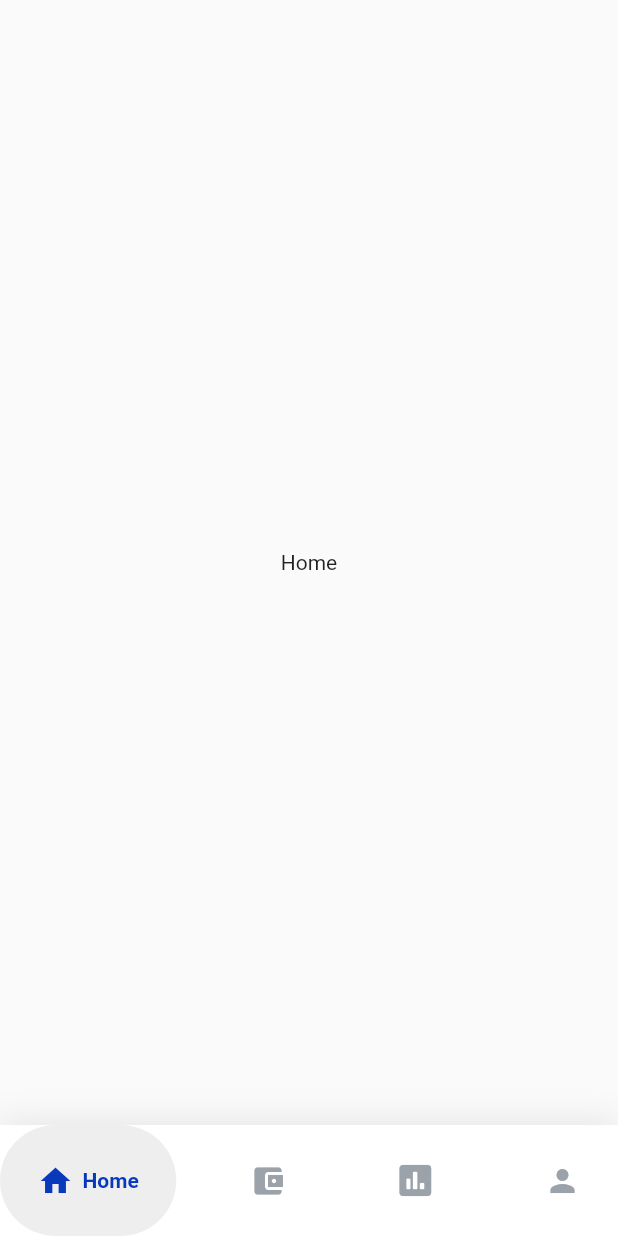
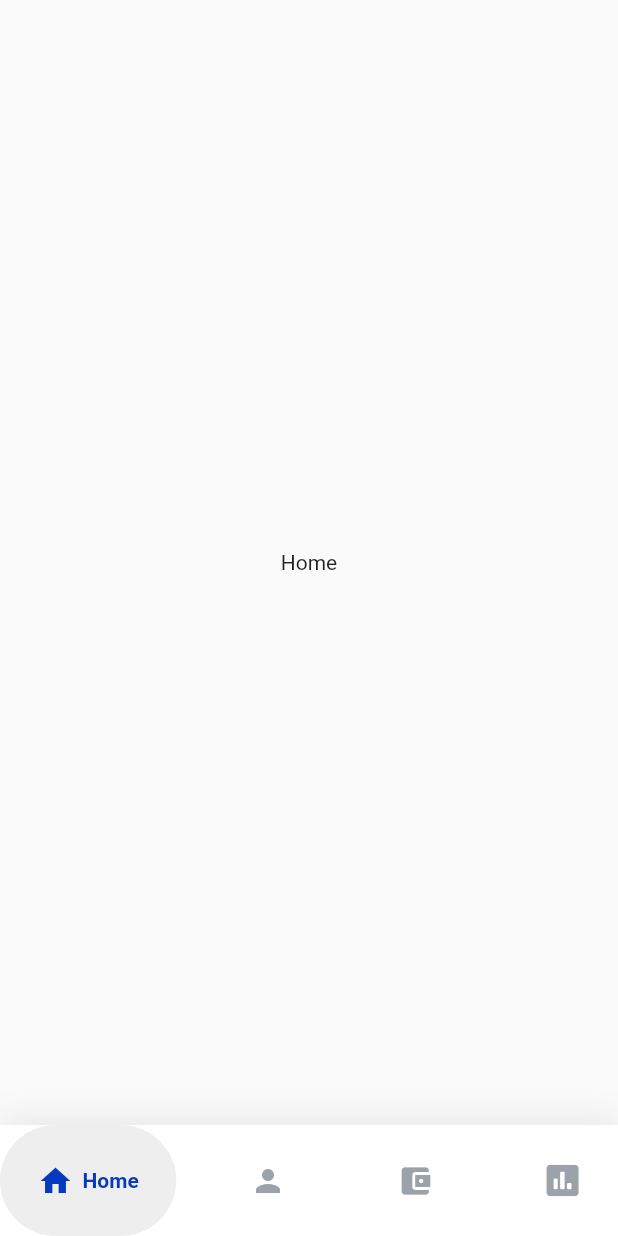
Before and after one commit to mdkamrulislam-web/finance_mobile_banking_app_ui, a Flutter app: the screen it shows after launch, after a tap on "Continue", on a phone screen of 412 x 824 dp. Run offline on Flutter 3.47's test engine with Material 2 defaults, Android fonts, the phone set to English and light mode, and no system bars; drawn by our look-alikes of google_nav_bar; our stand-ins replace dotted_border, font_awesome_flutter.

Commit message:
8th Commit - 24th October 2021

```diff
--- a/lib/customshapes/card.dart
+++ b/lib/customshapes/card.dart
@@ -14,15 +14,15 @@ class RPSCustomPainterCard extends CustomPainter {
     path_0.lineTo(size.width * 0.00009465663, size.height * 0.8797074);
     path_0.close();
 
-    Paint paint_0_fill = Paint()..style = PaintingStyle.fill;
-    paint_0_fill.shader = ui.Gradient.linear(
+    Paint paint0Fill = Paint()..style = PaintingStyle.fill;
+    paint0Fill.shader = ui.Gradient.linear(
         Offset(size.width * -11.82018, size.height * 0.7121588),
         Offset(size.width * 0.3073328, size.height * -14.45774), [
-      Color(0xffF49B4F).withOpacity(1.0),
-      Color(0xffF49C52).withOpacity(1.0),
-      Color(0xffEB9448).withOpacity(0.98),
-      Color(0xffE5863A).withOpacity(0.98),
-      Color(0xffD47128).withOpacity(1.0)
+      const Color(0xffF49B4F).withOpacity(1.0),
+      const Color(0xffF49C52).withOpacity(1.0),
+      const Color(0xffE5863A).withOpacity(0.98),
+      const Color(0xffEB9448).withOpacity(0.98),
+      const Color(0xffD47128).withOpacity(1.0)
     ], [
       0.1447,
       0.3382,
@@ -30,7 +30,7 @@ class RPSCustomPainterCard extends CustomPainter {
       0.7121,
       0.8754
     ]);
-    canvas.drawPath(path_0, paint_0_fill);
+    canvas.drawPath(path_0, paint0Fill);
 
     Path path_1 = Path();
     path_1.moveTo(size.width * 0.01746415, size.height * 0.9658591);
@@ -51,15 +51,15 @@ class RPSCustomPainterCard extends CustomPainter {
     path_1.lineTo(size.width * 0.01746415, size.height * 0.9658591);
     path_1.close();
 
-    Paint paint_1_fill = Paint()..style = PaintingStyle.fill;
-    paint_1_fill.shader = ui.Gradient.linear(
+    Paint paint1Fill = Paint()..style = PaintingStyle.fill;
+    paint1Fill.shader = ui.Gradient.linear(
         Offset(size.width * 0.01825879, size.height * 0.9672132),
         Offset(size.width * 0.01829381, size.height * 0.9671540), [
-      Color(0xffF49B4F).withOpacity(1.0),
-      Color(0xffF49C52).withOpacity(1.0),
-      Color(0xffEB9448).withOpacity(0.98),
-      Color(0xffE5863A).withOpacity(0.98),
-      Color(0xffD47128).withOpacity(1.0)
+      const Color(0xffF49B4F).withOpacity(1.0),
+      const Color(0xffF49C52).withOpacity(1.0),
+      const Color(0xffEB9448).withOpacity(0.98),
+      const Color(0xffE5863A).withOpacity(0.98),
+      const Color(0xffD47128).withOpacity(1.0)
     ], [
       0.1447,
       0.3382,
@@ -67,7 +67,7 @@ class RPSCustomPainterCard extends CustomPainter {
       0.7121,
       0.8754
     ]);
-    canvas.drawPath(path_1, paint_1_fill);
+    canvas.drawPath(path_1, paint1Fill);
 
     Path path_2 = Path();
     path_2.moveTo(size.width * 0.9372427, size.height * 0.0007595746);
@@ -91,19 +91,19 @@ class RPSCustomPainterCard extends CustomPainter {
         size.height * 0.0007595746);
     path_2.close();
 
-    Paint paint_2_fill = Paint()..style = PaintingStyle.fill;
-    paint_2_fill.shader = ui.Gradient.linear(
+    Paint paint2Fill = Paint()..style = PaintingStyle.fill;
+    paint2Fill.shader = ui.Gradient.linear(
         Offset(size.width * 0.5883333, size.height * 1.202829),
         Offset(size.width * 1.092246, size.height * 0.1882926), [
-      Color(0xffE37C26).withOpacity(1.0),
-      Color(0xffDB7727).withOpacity(1.0),
-      Color(0xffD47128).withOpacity(1.0)
+      const Color(0xffE37C26).withOpacity(1.0),
+      const Color(0xffDB7727).withOpacity(1.0),
+      const Color(0xffD47128).withOpacity(1.0)
     ], [
       0.2332,
       0.507,
       0.803
     ]);
-    canvas.drawPath(path_2, paint_2_fill);
+    canvas.drawPath(path_2, paint2Fill);
 
     Path path_3 = Path();
     path_3.moveTo(size.width * 0.4463297, size.height * 1.000280);
@@ -120,15 +120,15 @@ class RPSCustomPainterCard extends CustomPainter {
     path_3.lineTo(size.width * 0.4463297, size.height * 1.000280);
     path_3.close();
 
-    Paint paint_3_fill = Paint()..style = PaintingStyle.fill;
-    paint_3_fill.shader = ui.Gradient.linear(
+    Paint paint3Fill = Paint()..style = PaintingStyle.fill;
+    paint3Fill.shader = ui.Gradient.linear(
         Offset(size.width * 0.007554783, size.height * 0.9443116),
         Offset(size.width * 0.9076255, size.height * -0.5837531), [
-      Color(0xffF29A4D).withOpacity(1.0),
-      Color(0xffE28028).withOpacity(1.0),
-      Color(0xffD9782C).withOpacity(1.0),
-      Color(0xffC96528).withOpacity(0.98),
-      Color(0xffC96528).withOpacity(0.98)
+      const Color(0xffF29A4D).withOpacity(1.0),
+      const Color(0xffE28028).withOpacity(1.0),
+      const Color(0xffD9782C).withOpacity(1.0),
+      const Color(0xffC96528).withOpacity(0.98),
+      const Color(0xffC96528).withOpacity(0.98)
     ], [
       0.1598,
       0.3367,
@@ -136,17 +136,17 @@ class RPSCustomPainterCard extends CustomPainter {
       0.7,
       0.8688
     ]);
-    canvas.drawPath(path_3, paint_3_fill);
+    canvas.drawPath(path_3, paint3Fill);
 
-    Paint paint_4_fill = Paint()..style = PaintingStyle.fill;
-    paint_4_fill.color = Color(0xffF19C50).withOpacity(1.0);
+    Paint paint4Fill = Paint()..style = PaintingStyle.fill;
+    paint4Fill.color = const Color(0xffF19C50).withOpacity(1.0);
     canvas.drawCircle(Offset(size.width * 0.1572957, size.height * 0.1842568),
-        size.width * 0.03663212, paint_4_fill);
+        size.width * 0.03663212, paint4Fill);
 
-    Paint paint_5_fill = Paint()..style = PaintingStyle.fill;
-    paint_5_fill.color = Color(0xffFFFFFF).withOpacity(1.0);
+    Paint paint5Fill = Paint()..style = PaintingStyle.fill;
+    paint5Fill.color = const Color(0xffFFFFFF).withOpacity(1.0);
     canvas.drawCircle(Offset(size.width * 0.1099673, size.height * 0.1842568),
-        size.width * 0.03663212, paint_5_fill);
+        size.width * 0.03663212, paint5Fill);
 
     Path path_6 = Path();
     path_6.moveTo(size.width * 0.8032799, size.height * 1.000440);
@@ -169,14 +169,14 @@ class RPSCustomPainterCard extends CustomPainter {
     path_6.lineTo(size.width * 0.8032799, size.height * 1.000440);
     path_6.close();
 
-    Paint paint_6_fill = Paint()..style = PaintingStyle.fill;
-    paint_6_fill.color = Color(0xffBA5B27).withOpacity(1.0);
-    canvas.drawPath(path_6, paint_6_fill);
+    Paint paint6Fill = Paint()..style = PaintingStyle.fill;
+    paint6Fill.color = const Color(0xffBA5B27).withOpacity(1.0);
+    canvas.drawPath(path_6, paint6Fill);
 
-    Paint paint_7_fill = Paint()..style = PaintingStyle.fill;
-    paint_7_fill.color = Color(0xffCF7128).withOpacity(1.0);
+    Paint paint7Fill = Paint()..style = PaintingStyle.fill;
+    paint7Fill.color = const Color(0xffCF7128).withOpacity(1.0);
     canvas.drawCircle(Offset(size.width * 0.8709593, size.height * 0.8534021),
-        size.width * 0.04590847, paint_7_fill);
+        size.width * 0.04590847, paint7Fill);
 
     Path path_8 = Path();
     path_8.moveTo(size.width * 0.8558143, size.height * 0.8468458);
@@ -230,16 +230,16 @@ class RPSCustomPainterCard extends CustomPainter {
         size.height * 0.8468458);
     path_8.close();
 
-    Paint paint_8_fill = Paint()..style = PaintingStyle.fill;
-    paint_8_fill.color = Color(0xffECE7E7).withOpacity(1.0);
-    canvas.drawPath(path_8, paint_8_fill);
+    Paint paint8Fill = Paint()..style = PaintingStyle.fill;
+    paint8Fill.color = const Color(0xffECE7E7).withOpacity(1.0);
+    canvas.drawPath(path_8, paint8Fill);
 
     Path path_9 = Path();
     path_9.moveTo(size.width * 0.4270671, size.height * 0.001359239);
 
-    Paint paint_9_fill = Paint()..style = PaintingStyle.fill;
-    paint_9_fill.color = Color(0xff000000).withOpacity(1.0);
-    canvas.drawPath(path_9, paint_9_fill);
+    Paint paint9Fill = Paint()..style = PaintingStyle.fill;
+    paint9Fill.color = const Color(0xff000000).withOpacity(1.0);
+    canvas.drawPath(path_9, paint9Fill);
 
     Path path_10 = Path();
     path_10.moveTo(size.width * 0.6107246, size.height * 1.001159);
@@ -261,9 +261,9 @@ class RPSCustomPainterCard extends CustomPainter {
         size.height * 1.001159);
     path_10.close();
 
-    Paint paint_10_fill = Paint()..style = PaintingStyle.fill;
-    paint_10_fill.color = Color(0xffCD6D28).withOpacity(1.0);
-    canvas.drawPath(path_10, paint_10_fill);
+    Paint paint10Fill = Paint()..style = PaintingStyle.fill;
+    paint10Fill.color = const Color(0xffCD6D28).withOpacity(1.0);
+    canvas.drawPath(path_10, paint10Fill);
 
     Path path_11 = Path();
     path_11.moveTo(size.width * 0.4094609, size.height * 0.001359239);
@@ -278,9 +278,9 @@ class RPSCustomPainterCard extends CustomPainter {
     path_11.lineTo(size.width * 0.4094609, size.height * 0.001359239);
     path_11.close();
 
-    Paint paint_11_fill = Paint()..style = PaintingStyle.fill;
-    paint_11_fill.color = Color(0xffED9143).withOpacity(1.0);
-    canvas.drawPath(path_11, paint_11_fill);
+    Paint paint11Fill = Paint()..style = PaintingStyle.fill;
+    paint11Fill.color = const Color(0xffED9143).withOpacity(1.0);
+    canvas.drawPath(path_11, paint11Fill);
 
     Path path_12 = Path();
     path_12.moveTo(size.width * -0.5895688, size.height * 1.565523);
@@ -300,9 +300,9 @@ class RPSCustomPainterCard extends CustomPainter {
         size.height * 1.565523);
     path_12.close();
 
-    Paint paint_12_fill = Paint()..style = PaintingStyle.fill;
-    paint_12_fill.color = Color(0xffC96528).withOpacity(1.0);
-    canvas.drawPath(path_12, paint_12_fill);
+    Paint paint12Fill = Paint()..style = PaintingStyle.fill;
+    paint12Fill.color = const Color(0xffC96528).withOpacity(1.0);
+    canvas.drawPath(path_12, paint12Fill);
   }
 
   @override
--- a/lib/customshapes/innercircleobject.dart
+++ b/lib/customshapes/innercircleobject.dart
@@ -43,9 +43,9 @@ class InnerCircleObject extends CustomPainter {
     path_0.lineTo(size.width * 0.9732714, size.height * 0.3829180);
     path_0.close();
 
-    Paint paint_0_fill = Paint()..style = PaintingStyle.fill;
-    paint_0_fill.color = Color(0xff656766).withOpacity(1.0);
-    canvas.drawPath(path_0, paint_0_fill);
+    Paint paint0Fill = Paint()..style = PaintingStyle.fill;
+    paint0Fill.color = const Color(0xff656766).withOpacity(1.0);
+    canvas.drawPath(path_0, paint0Fill);
 
     Path path_1 = Path();
     path_1.moveTo(size.width * 0.4023736, size.height * 0.8737452);
@@ -73,9 +73,9 @@ class InnerCircleObject extends CustomPainter {
     path_1.lineTo(size.width * 0.4023736, size.height * 0.8737452);
     path_1.close();
 
-    Paint paint_1_fill = Paint()..style = PaintingStyle.fill;
-    paint_1_fill.color = Color(0xffC1C1C1).withOpacity(1.0);
-    canvas.drawPath(path_1, paint_1_fill);
+    Paint paint1Fill = Paint()..style = PaintingStyle.fill;
+    paint1Fill.color = const Color(0xffC1C1C1).withOpacity(1.0);
+    canvas.drawPath(path_1, paint1Fill);
   }
 
   @override
--- a/lib/main.dart
+++ b/lib/main.dart
@@ -4,18 +4,15 @@ import 'package:finance_mobile_banking_app_ui/pages/profile/profile.dart';
 import 'package:flutter/cupertino.dart';
 import 'package:flutter/material.dart';
 import 'package:font_awesome_flutter/font_awesome_flutter.dart';
-import 'package:line_icons/line_icons.dart';
 import 'pages/dashboard.dart';
 import 'pages/profile/profile.dart';
 import 'package:google_nav_bar/google_nav_bar.dart';
-
 import 'pages/profile/profile_screens/languages.dart';
 import 'pages/profile/profile_screens/password.dart';
 import 'pages/profile/profile_screens/appinfo.dart';
 import 'pages/profile/profile_screens/customercare.dart';
 import 'pages/stat.dart';
 import 'pages/wallet.dart';
-import 'pages/dashboard.dart';
 
 void main() {
   runApp(const MyApp());
@@ -31,19 +28,19 @@ class MyApp extends StatelessWidget {
       debugShowCheckedModeBanner: false,
       title: 'Flutter Demo',
       routes: <String, WidgetBuilder>{
-        '/Dashboard': (BuildContext context) => Dashboard(),
-        '/GoogleBottomNavBar': (BuildContext context) => GoogleBottomNavBar(),
-
+        '/Dashboard': (BuildContext context) => const Dashboard(),
+        '/GoogleBottomNavBar': (BuildContext context) =>
+            const GoogleBottomNavBar(),
 
         // *Profile Page Routing
-        '/Password': (BuildContext context) => Password(),
-        '/Languages': (BuildContext context) => Languages(),
-        '/AppInfo': (BuildContext context) => AppInfo(),
-        '/CustomerCare': (BuildContext context) => CustomerCare(),
+        '/Password': (BuildContext context) => const Password(),
+        '/Languages': (BuildContext context) => const Languages(),
+        '/AppInfo': (BuildContext context) => const AppInfo(),
+        '/CustomerCare': (BuildContext context) => const CustomerCare(),
       },
       home:
           // GoogleBottomNavBar(),
-          Dashboard(),
+          const Dashboard(),
     );
   }
 }
@@ -56,21 +53,18 @@ class GoogleBottomNavBar extends StatefulWidget {
 }
 
 class _GoogleBottomNavBarState extends State<GoogleBottomNavBar> {
-  @override
   int _selectedIndex = 0;
-  var inactiveColor = Color(0xFF9ba2aa);
-  var activeColor = Color(0xFF0839bc);
+  var inactiveColor = const Color(0xFF9ba2aa);
+  var activeColor = const Color(0xFF0839bc);
+  // ignore: non_constant_identifier_names
   static final List _NavScreens = [
-    Home(),
-    Wallet(),
-    Stats(),
-    Profile(),
-    // Text('Home'),
-    // Text('Wallet'),
-    // Text('Profile'),
-    // Text('Care')
+    const Home(),
+    const Profile(),
+    const Wallet(),
+    const Stats(),
   ];
 
+  @override
   Widget build(BuildContext context) {
     return Scaffold(
       body: Center(
@@ -91,10 +85,14 @@ class _GoogleBottomNavBarState extends State<GoogleBottomNavBar> {
             tabBackgroundColor: Colors.grey.shade200,
             color: inactiveColor,
             // padding: EdgeInsets.symmetric(horizontal: 20, vertical: 12),
-            tabs: [
+            tabs: const [
               GButton(
                 icon: Icons.home,
                 text: 'Home',
+              ),
+              GButton(
+                icon: Icons.person,
+                text: 'Profile',
               ),
               GButton(
                 icon: Icons.account_balance_wallet,
@@ -103,10 +101,6 @@ class _GoogleBottomNavBarState extends State<GoogleBottomNavBar> {
               GButton(
                 icon: FontAwesomeIcons.poll,
                 text: 'Stats',
-              ),
-              GButton(
-                icon: Icons.person,
-                text: 'Profile',
               ),
             ],
             selectedIndex: _selectedIndex,
--- a/lib/pages/dashboard.dart
+++ b/lib/pages/dashboard.dart
@@ -1,5 +1,3 @@
-import 'dart:io';
-
 import 'package:dotted_border/dotted_border.dart';
 import 'package:finance_mobile_banking_app_ui/customshapes/card.dart';
 import 'package:finance_mobile_banking_app_ui/customshapes/innercircleobject.dart';
@@ -28,15 +26,16 @@ class _DashboardState extends State<Dashboard> {
     wordSpacing: 2,
     letterSpacing: .5,
     fontWeight: FontWeight.bold,
-    color: Color(0xFFEDEDED).withOpacity(0.75),
+    color: const Color(0xFFEDEDED).withOpacity(0.75),
   );
 
   final customerDetails = TextStyle(
     fontSize: 15,
     fontWeight: FontWeight.bold,
-    color: Color(0xFFEDEDED).withOpacity(1),
+    color: const Color(0xFFEDEDED).withOpacity(1),
   );
 
+  @override
   Widget build(BuildContext context) {
     Size size = MediaQuery.of(context).size;
     String? buttonName = 'Continue';
@@ -52,12 +51,12 @@ class _DashboardState extends State<Dashboard> {
             Row(
               children: [
                 CircleAvatar(
-                  backgroundColor: Color(0xffF6F6F6).withOpacity(1.0),
+                  backgroundColor: const Color(0xffF6F6F6).withOpacity(1.0),
                   radius: size.width / 19,
                   child: Opacity(
                     opacity: 1,
                     child: CircleAvatar(
-                      backgroundColor: Color(0xFFFEFEFE),
+                      backgroundColor: const Color(0xFFFEFEFE),
                       radius: size.width / 21,
                       child: CustomPaint(
                         size: Size(
@@ -92,7 +91,7 @@ class _DashboardState extends State<Dashboard> {
                 mainAxisAlignment: MainAxisAlignment.spaceBetween,
                 children: [
                   DottedBorder(
-                    child: Container(
+                    child: SizedBox(
                       height: size.height / 20,
                       width: size.width / 1.9,
                       child: ElevatedButton(
@@ -319,8 +318,7 @@ class _DashboardState extends State<Dashboard> {
                   radius: MediaQuery.of(context).size.width / 20,
                   child: TextButton(
                     style: ButtonStyle(
-                      shape:
-                          MaterialStateProperty.all<RoundedRectangleBorder>(
+                      shape: MaterialStateProperty.all<RoundedRectangleBorder>(
                         RoundedRectangleBorder(
                           borderRadius: BorderRadius.circular(20.0),
                         ),
@@ -358,8 +356,7 @@ class _DashboardState extends State<Dashboard> {
                     onPressed: () {
                       setState(() {
                         print("Continued!");
-                        Navigator.of(context)
-                            .pushNamed("/GoogleBottomNavBar");
+                        Navigator.of(context).pushNamed("/GoogleBottomNavBar");
                         // buttonName = 'Exit';
                       });
                     },
--- a/lib/pages/home.dart
+++ b/lib/pages/home.dart
@@ -10,7 +10,7 @@ class Home extends StatefulWidget {
 class _HomeState extends State<Home> {
   @override
   Widget build(BuildContext context) {
-    return Scaffold(
+    return const Scaffold(
       body: Center(
         child: Text("Home"),
       ),
--- a/lib/pages/profile/profile_screens/appinfo.dart
+++ b/lib/pages/profile/profile_screens/appinfo.dart
@@ -13,12 +13,12 @@ class _AppInfoState extends State<AppInfo> {
     return Scaffold(
       appBar: AppBar(
         leading: IconButton(
-          icon: Icon(Icons.arrow_back_ios_new_outlined),
+          icon: const Icon(Icons.arrow_back_ios_new_outlined),
           onPressed: () => Navigator.of(context).pop(),
         ),
         // backwardsCompatibility: true,
       ),
-      body: Center(
+      body: const Center(
         child: Text("AppInfo"),
       ),
     );
--- a/lib/pages/profile/profile_screens/customercare.dart
+++ b/lib/pages/profile/profile_screens/customercare.dart
@@ -13,12 +13,12 @@ class _CustomerCareState extends State<CustomerCare> {
     return Scaffold(
       appBar: AppBar(
         leading: IconButton(
-          icon: Icon(Icons.arrow_back_ios_new_outlined),
+          icon: const Icon(Icons.arrow_back_ios_new_outlined),
           onPressed: () => Navigator.of(context).pop(),
         ),
         // backwardsCompatibility: true,
       ),
-      body: Center(
+      body: const Center(
         child: Text("CustomerCare"),
       ),
     );
--- a/lib/pages/profile/profile_screens/languages.dart
+++ b/lib/pages/profile/profile_screens/languages.dart
@@ -13,12 +13,12 @@ class _LanguagesState extends State<Languages> {
     return Scaffold(
       appBar: AppBar(
         leading: IconButton(
-          icon: Icon(Icons.arrow_back_ios_new_outlined),
+          icon: const Icon(Icons.arrow_back_ios_new_outlined),
           onPressed: () => Navigator.of(context).pop(),
         ),
         // backwardsCompatibility: true,
       ),
-      body: Center(
+      body: const Center(
         child: Text("Languages"),
       ),
     );
--- a/lib/pages/profile/profile_screens/password.dart
+++ b/lib/pages/profile/profile_screens/password.dart
@@ -13,12 +13,12 @@ class _PasswordState extends State<Password> {
     return Scaffold(
       appBar: AppBar(
         leading: IconButton(
-          icon: Icon(Icons.arrow_back_ios_new_outlined),
+          icon: const Icon(Icons.arrow_back_ios_new_outlined),
           onPressed: () => Navigator.of(context).pop(),
         ),
         // backwardsCompatibility: true,
       ),
-      body: Center(
+      body: const Center(
         child: Text("Password"),
       ),
     );
```
Also changed, not shown: lib/pages/profile/profile.dart (+41 -30 lines), lib/pages/profile/profilesettings.dart (+9 -3 lines), lib/pages/wallet.dart (+6 -6 lines).
